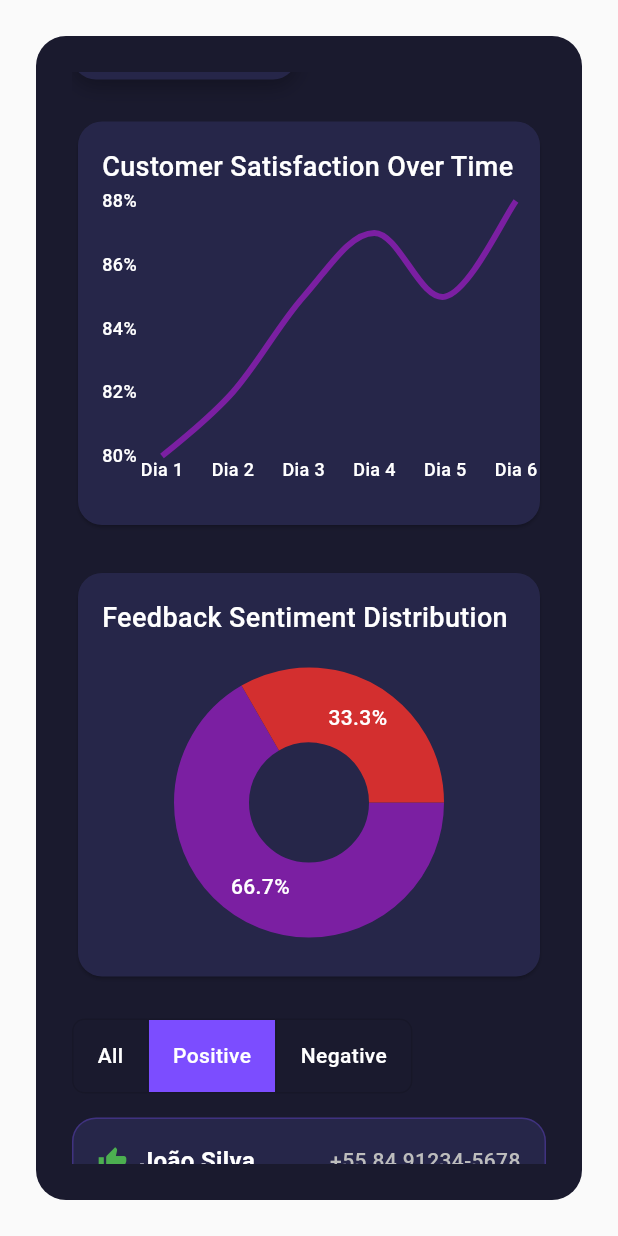
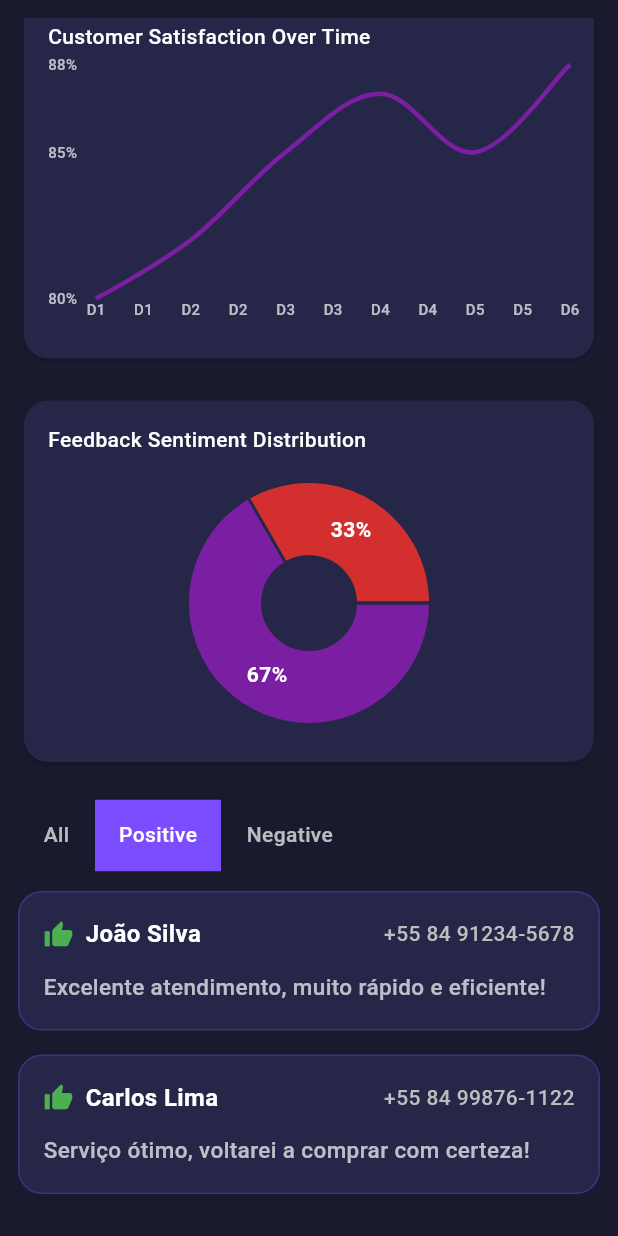
Before and after one commit to marandu-solutions/siga, a Flutter app: the FeedbacksPage screen opened directly, scrolled down 576 dp, after a tap on "Positive", on a phone screen of 412 x 824 dp. Run offline on Flutter 3.47's test engine with Material 3 defaults, Android fonts, the phone set to English and light mode, and no system bars; drawn by our look-alikes of fl_chart; our stand-ins replace flutter_screenutil, lucide_icons, responsive_framework; network calls fail.

Commit message:
Alterações nas páginas de feedback e atendimento

```diff
--- a/lib/Pages/FeedbackPage/feedback_page.dart
+++ b/lib/Pages/FeedbackPage/feedback_page.dart
@@ -6,54 +6,40 @@ class MetricCard extends StatelessWidget {
   final String number;
   final String label;
 
-  MetricCard({required this.icon, required this.number, required this.label});
+  const MetricCard({Key? key, required this.icon, required this.number, required this.label}) : super(key: key);
 
   @override
   Widget build(BuildContext context) {
-    return TweenAnimationBuilder(
-      tween: Tween<double>(begin: 0, end: 1),
-      duration: Duration(seconds: 1),
-      builder: (context, value, child) {
-        return Transform.scale(
-          scale: value,
-          child: child,
-        );
-      },
+    return TweenAnimationBuilder<double>(
+      tween: Tween(begin: 0.8, end: 1.0),
+      duration: const Duration(milliseconds: 600),
+      builder: (context, value, child) => Transform.scale(scale: value, child: child),
       child: Container(
-        width: 150,
-        height: 150,
+        width: 140,
+        // Removido height fixo para permitir expansão quando o texto for maior
         decoration: BoxDecoration(
-          color: Color(0xFF262649),
+          color: const Color(0xFF262649),
           borderRadius: BorderRadius.circular(16),
-          boxShadow: [
-            BoxShadow(
-              color: Colors.black26,
-              blurRadius: 10,
-              offset: Offset(0, 5),
+          boxShadow: const [BoxShadow(color: Colors.black26, blurRadius: 8, offset: Offset(0, 4))],
         ),
-          ],
-        ),
+        padding: const EdgeInsets.all(12),
         child: Column(
+          mainAxisSize: MainAxisSize.min,
           mainAxisAlignment: MainAxisAlignment.center,
           children: [
-            Icon(icon, size: 40, color: Colors.deepPurpleAccent),
-            SizedBox(height: 10),
+            Icon(icon, size: 36, color: Colors.deepPurpleAccent),
+            const SizedBox(height: 8),
             Text(
               number,
-              style: TextStyle(
-                fontSize: 24,
-                fontWeight: FontWeight.bold,
-                color: Colors.white,
+              style: const TextStyle(fontSize: 22, fontWeight: FontWeight.bold, color: Colors.white),
             ),
-            ),
-            SizedBox(height: 5),
+            const SizedBox(height: 4),
             Text(
               label,
-              style: TextStyle(
-                fontSize: 14,
-                color: Colors.white70,
-              ),
+              style: const TextStyle(fontSize: 12, color: Colors.white70),
               textAlign: TextAlign.center,
+              maxLines: 2,
+              overflow: TextOverflow.ellipsis,
             ),
           ],
         ),
@@ -64,14 +50,13 @@ class MetricCard extends StatelessWidget {
 
 class SatisfactionChart extends StatelessWidget {
   final List<double> data;
-
-  SatisfactionChart({required this.data});
+  const SatisfactionChart({Key? key, required this.data}) : super(key: key);
 
   @override
   Widget build(BuildContext context) {
-    final theme = Theme.of(context);
-    return Container(
-      height: 200,
+    final primary = Theme.of(context).colorScheme.primary;
+    return SizedBox(
+      height: 180,
       child: LineChart(
         LineChartData(
           gridData: FlGridData(show: false),
@@ -79,25 +64,21 @@ class SatisfactionChart extends StatelessWidget {
             bottomTitles: AxisTitles(
               sideTitles: SideTitles(
                 showTitles: true,
-                reservedSize: 30,
-                getTitlesWidget: (value, meta) {
-                  return Text(
-                    'Dia ${value.toInt() + 1}',
-                    style: TextStyle(color: Colors.white, fontSize: 12),
-                  );
-                },
+                reservedSize: 24,
+                getTitlesWidget: (v, _) => Text(
+                  'D${v.toInt() + 1}',
+                  style: const TextStyle(color: Colors.white70, fontSize: 10),
+                ),
               ),
             ),
             leftTitles: AxisTitles(
               sideTitles: SideTitles(
                 showTitles: true,
-                reservedSize: 40,
-                getTitlesWidget: (value, meta) {
-                  return Text(
-                    '${value.toInt()}%',
-                    style: TextStyle(color: Colors.white, fontSize: 12),
-                  );
-                },
+                reservedSize: 32,
+                getTitlesWidget: (v, _) => Text(
+                  '${v.toInt()}%',
+                  style: const TextStyle(color: Colors.white70, fontSize: 10),
+                ),
               ),
             ),
             topTitles: AxisTitles(sideTitles: SideTitles(showTitles: false)),
@@ -108,9 +89,9 @@ class SatisfactionChart extends StatelessWidget {
             LineChartBarData(
               spots: data.asMap().entries.map((e) => FlSpot(e.key.toDouble(), e.value)).toList(),
               isCurved: true,
-              color: theme.colorScheme.primary,
-              barWidth: 4,
+              barWidth: 3,
               dotData: FlDotData(show: false),
+              color: primary,
             ),
           ],
         ),
@@ -125,38 +106,39 @@ class SentimentPieChart extends StatelessWidget {
   final Color positiveColor;
   final Color negativeColor;
 
-  SentimentPieChart({
+  const SentimentPieChart({
+    Key? key,
     required this.positiveCount,
     required this.negativeCount,
     required this.positiveColor,
     required this.negativeColor,
-  });
+  }) : super(key: key);
 
   @override
   Widget build(BuildContext context) {
     final total = positiveCount + negativeCount;
-    return Container(
-      height: 200,
+    return SizedBox(
+      height: 180,
       child: PieChart(
         PieChartData(
+          centerSpaceRadius: 32,
+          sectionsSpace: 2,
           sections: [
             PieChartSectionData(
               value: positiveCount.toDouble(),
               color: positiveColor,
-              title: total > 0 ? '${(positiveCount / total * 100).toStringAsFixed(1)}%' : '0%',
-              radius: 50,
-              titleStyle: TextStyle(color: Colors.white, fontSize: 14),
+              radius: 48,
+              title: total > 0 ? '${(positiveCount / total * 100).toStringAsFixed(0)}%' : '0%',
+              titleStyle: const TextStyle(color: Colors.white, fontSize: 14, fontWeight: FontWeight.bold),
             ),
             PieChartSectionData(
               value: negativeCount.toDouble(),
               color: negativeColor,
-              title: total > 0 ? '${(negativeCount / total * 100).toStringAsFixed(1)}%' : '0%',
-              radius: 50,
-              titleStyle: TextStyle(color: Colors.white, fontSize: 14),
+              radius: 48,
+              title: total > 0 ? '${(negativeCount / total * 100).toStringAsFixed(0)}%' : '0%',
+              titleStyle: const TextStyle(color: Colors.white, fontSize: 14, fontWeight: FontWeight.bold),
             ),
           ],
-          sectionsSpace: 0,
-          centerSpaceRadius: 40,
         ),
       ),
     );
@@ -164,15 +146,17 @@ class SentimentPieChart extends StatelessWidget {
 }
 
 class FeedbacksPage extends StatefulWidget {
+  const FeedbacksPage({Key? key}) : super(key: key);
+
   @override
   _FeedbacksPageState createState() => _FeedbacksPageState();
 }
 
 class _FeedbacksPageState extends State<FeedbacksPage> {
-  List<bool> isSelected = [true, false, false]; // all, positive, negative
+  List<bool> isSelected = [true, false, false];
   String filter = 'all';
 
-  List<Map<String, dynamic>> metrics = [
+  final List<Map<String, dynamic>> metrics = [
     {'icon': Icons.people, 'number': '1500', 'label': 'Customers Served'},
     {'icon': Icons.shopping_cart, 'number': '2000', 'label': 'Orders Processed'},
     {'icon': Icons.sentiment_satisfied, 'number': '85%', 'label': 'Satisfaction Rate'},
@@ -180,9 +164,9 @@ class _FeedbacksPageState extends State<FeedbacksPage> {
     {'icon': Icons.attach_money, 'number': '\$5000', 'label': 'Cost Savings'},
   ];
 
-  List<double> satisfactionData = [80, 82, 85, 87, 85, 88];
+  final List<double> satisfactionData = [80, 82, 85, 87, 85, 88];
 
-  List<Map<String, String>> feedbacks = [
+  final List<Map<String, String>> feedbacks = [
     {
       'numero': '+55 84 91234-5678',
       'nome': 'João Silva',
@@ -205,95 +189,150 @@ class _FeedbacksPageState extends State<FeedbacksPage> {
 
   @override
   Widget build(BuildContext context) {
-    final theme = Theme.of(context);
+    final small = MediaQuery.of(context).size.width < 600;
+    return Scaffold(
+      backgroundColor: const Color(0xFF1A1A2E),
+      body: Padding(
+        padding: EdgeInsets.all(small ? 12 : 24),
+        child: small ? _buildMobile() : _buildDesktop(),
+      ),
+    );
+  }
 
-    List<Map<String, String>> filteredFeedbacks = feedbacks.where((f) {
+  Widget _buildMobile() {
+    final posCount = feedbacks.where((f) => f['sentiment'] == 'positive').length;
+    final negCount = feedbacks.length - posCount;
+    final filtered = feedbacks.where((f) {
       if (filter == 'all') return true;
       return f['sentiment'] == filter;
     }).toList();
 
-    int positiveCount = feedbacks.where((f) => f['sentiment'] == 'positive').length;
-    int negativeCount = feedbacks.where((f) => f['sentiment'] == 'negative').length;
+    return SingleChildScrollView(
+      child: Column(
+        crossAxisAlignment: CrossAxisAlignment.start,
+        children: [
+          const Text(
+            'Key Performance Indicators',
+            style: TextStyle(color: Colors.white, fontSize: 16, fontWeight: FontWeight.bold),
+          ),
+          const SizedBox(height: 12),
+          Wrap(
+            spacing: 12,
+            runSpacing: 12,
+            children: metrics
+                .map((m) => MetricCard(icon: m['icon'], number: m['number'], label: m['label']))
+                .toList(),
+          ),
+          const SizedBox(height: 20),
+          Card(
+            color: const Color(0xFF262649),
+            shape: RoundedRectangleBorder(borderRadius: BorderRadius.circular(16)),
+            child: Padding(
+              padding: const EdgeInsets.all(16),
+              child: Column(
+                crossAxisAlignment: CrossAxisAlignment.start,
+                children: [
+                  const Text('Customer Satisfaction Over Time', style: TextStyle(color: Colors.white, fontSize: 14)),
+                  const SizedBox(height: 8),
+                  SatisfactionChart(data: satisfactionData),
+                ],
+              ),
+            ),
+          ),
+          const SizedBox(height: 20),
+          Card(
+            color: const Color(0xFF262649),
+            shape: RoundedRectangleBorder(borderRadius: BorderRadius.circular(16)),
+            child: Padding(
+              padding: const EdgeInsets.all(16),
+              child: Column(
+                crossAxisAlignment: CrossAxisAlignment.start,
+                children: [
+                  const Text('Feedback Sentiment Distribution', style: TextStyle(color: Colors.white, fontSize: 14)),
+                  const SizedBox(height: 8),
+                  SentimentPieChart(
+                    positiveCount: posCount,
+                    negativeCount: negCount,
+                    positiveColor: Theme.of(context).colorScheme.primary,
+                    negativeColor: Theme.of(context).colorScheme.error,
+                  ),
+                ],
+              ),
+            ),
+          ),
+          const SizedBox(height: 20),
+          _buildFilterToggle(),
+          const SizedBox(height: 12),
+          ..._buildFeedbackItems(),
+        ],
+      ),
+    );
+  }
 
-    return Padding(
-      padding: const EdgeInsets.all(24),
-      child: Container(
-        decoration: BoxDecoration(
-          color: const Color(0xFF1A1A2E),
-          borderRadius: BorderRadius.circular(20),
-        ),
-        padding: const EdgeInsets.all(24),
-        child: CustomScrollView(
+  Widget _buildDesktop() {
+    final theme = Theme.of(context);
+    final posCount = feedbacks.where((f) => f['sentiment'] == 'positive').length;
+    final negCount = feedbacks.length - posCount;
+    final filtered = feedbacks.where((f) {
+      if (filter == 'all') return true;
+      return f['sentiment'] == filter;
+    }).toList();
+
+    return CustomScrollView(
       slivers: [
         SliverToBoxAdapter(
           child: Text(
-                "Feedbacks dos Clientes",
-                style: theme.textTheme.headlineSmall?.copyWith(
-                  color: Colors.white,
-                  fontWeight: FontWeight.bold,
+            'Feedbacks dos Clientes',
+            style: theme.textTheme.headlineSmall?.copyWith(color: Colors.white, fontWeight: FontWeight.bold),
           ),
         ),
+        const SliverToBoxAdapter(child: SizedBox(height: 24)),
+        SliverToBoxAdapter(
+          child: const Text('Key Performance Indicators', style: TextStyle(color: Colors.white, fontSize: 18, fontWeight: FontWeight.bold)),
         ),
-            SliverToBoxAdapter(
-              child: SizedBox(height: 24),
-            ),
-            SliverToBoxAdapter(
-              child: Text(
-                "Key Performance Indicators",
-                style: TextStyle(color: Colors.white, fontSize: 18, fontWeight: FontWeight.bold),
-              ),
-            ),
-            SliverToBoxAdapter(
-              child: SizedBox(height: 16),
-            ),
+        const SliverToBoxAdapter(child: SizedBox(height: 16)),
         SliverToBoxAdapter(
           child: Wrap(
             spacing: 16,
             runSpacing: 16,
-                children: metrics.map((metric) => MetricCard(
-                  icon: metric['icon'],
-                  number: metric['number'],
-                  label: metric['label'],
-                )).toList(),
+            children: metrics
+                .map((m) => MetricCard(icon: m['icon'], number: m['number'], label: m['label']))
+                .toList(),
           ),
         ),
-            SliverToBoxAdapter(
-              child: SizedBox(height: 24),
-            ),
+        const SliverToBoxAdapter(child: SizedBox(height: 24)),
         SliverToBoxAdapter(
           child: Card(
-                color: Color(0xFF262649),
+            color: const Color(0xFF262649),
             shape: RoundedRectangleBorder(borderRadius: BorderRadius.circular(16)),
             child: Padding(
-                  padding: EdgeInsets.all(16),
+              padding: const EdgeInsets.all(16),
               child: Column(
                 crossAxisAlignment: CrossAxisAlignment.start,
                 children: [
-                      Text("Customer Satisfaction Over Time", style: TextStyle(color: Colors.white, fontSize: 18)),
-                      SizedBox(height: 10),
+                  const Text('Customer Satisfaction Over Time', style: TextStyle(color: Colors.white, fontSize: 18)),
+                  const SizedBox(height: 10),
                   SatisfactionChart(data: satisfactionData),
                 ],
               ),
             ),
           ),
         ),
-            SliverToBoxAdapter(
-              child: SizedBox(height: 24),
-            ),
+        const SliverToBoxAdapter(child: SizedBox(height: 24)),
         SliverToBoxAdapter(
           child: Card(
-                color: Color(0xFF262649),
+            color: const Color(0xFF262649),
             shape: RoundedRectangleBorder(borderRadius: BorderRadius.circular(16)),
             child: Padding(
-                  padding: EdgeInsets.all(16),
+              padding: const EdgeInsets.all(16),
               child: Column(
                 crossAxisAlignment: CrossAxisAlignment.start,
                 children: [
-                      Text("Feedback Sentiment Distribution", style: TextStyle(color: Colors.white, fontSize: 18)),
-                      SizedBox(height: 10),
+                  const Text('Feedback Sentiment Distribution', style: TextStyle(color: Colors.white, fontSize: 18)),
+                  const SizedBox(height: 10),
                   SentimentPieChart(
-                        positiveCount: positiveCount,
-                        negativeCount: negativeCount,
+                    positiveCount: posCount,
+                    negativeCount: negCount,
                     positiveColor: theme.colorScheme.primary,
                     negativeColor: theme.colorScheme.error,
                   ),
@@ -302,51 +341,15 @@ class _FeedbacksPageState extends State<FeedbacksPage> {
             ),
           ),
         ),
-            SliverToBoxAdapter(
-              child: SizedBox(height: 24),
-            ),
-            SliverToBoxAdapter(
-              child: ToggleButtons(
-                children: [
-                  Padding(
-                    padding: EdgeInsets.symmetric(horizontal: 16),
-                    child: Text('All'),
-                  ),
-                  Padding(
-                    padding: EdgeInsets.symmetric(horizontal: 16),
-                    child: Text('Positive'),
-                  ),
-                  Padding(
-                    padding: EdgeInsets.symmetric(horizontal: 16),
-                    child: Text('Negative'),
-                  ),
-                ],
-                isSelected: isSelected,
-                onPressed: (index) {
-                  setState(() {
-                    for (int i = 0; i < isSelected.length; i++) {
-                      isSelected[i] = i == index;
-                    }
-                    if (index == 0) filter = 'all';
-                    else if (index == 1) filter = 'positive';
-                    else filter = 'negative';
-                  });
-                },
-                color: Colors.white,
-                selectedColor: Colors.white,
-                fillColor: Colors.deepPurpleAccent,
-                borderRadius: BorderRadius.circular(8),
-              ),
-            ),
-            SliverToBoxAdapter(
-              child: SizedBox(height: 16),
-            ),
+        const SliverToBoxAdapter(child: SizedBox(height: 24)),
+        SliverToBoxAdapter(child: _buildFilterToggle()),
+        const SliverToBoxAdapter(child: SizedBox(height: 16)),
         SliverList(
           delegate: SliverChildBuilderDelegate(
-                    (context, index) {
-                  final feedback = filteredFeedbacks[index];
+                (context, idx) {
+              final f = filtered[idx];
               return Container(
-                    margin: EdgeInsets.only(bottom: 16),
+                margin: const EdgeInsets.only(bottom: 16),
                 decoration: BoxDecoration(
                   color: const Color(0xFF262649),
                   borderRadius: BorderRadius.circular(16),
@@ -359,48 +362,100 @@ class _FeedbacksPageState extends State<FeedbacksPage> {
                     Row(
                       children: [
                         Icon(
-                              feedback['sentiment'] == 'positive' ? Icons.thumb_up : Icons.thumb_down,
-                              color: feedback['sentiment'] == 'positive' ? Colors.green : Colors.red,
+                          f['sentiment'] == 'positive' ? Icons.thumb_up : Icons.thumb_down,
+                          color: f['sentiment'] == 'positive' ? Colors.green : Colors.red,
                           size: 20,
                         ),
-                            SizedBox(width: 8),
+                        const SizedBox(width: 8),
                         Expanded(
                           child: Text(
-                                feedback['nome'] ?? '',
-                                style: const TextStyle(
-                                  color: Colors.white,
-                                  fontWeight: FontWeight.w600,
-                                  fontSize: 16,
-                                ),
+                            f['nome']!,
+                            style: const TextStyle(color: Colors.white, fontWeight: FontWeight.w600, fontSize: 16),
                           ),
                         ),
                         Text(
-                              feedback['numero'] ?? '',
-                              style: TextStyle(
-                                color: Colors.grey.shade400,
-                                fontSize: 14,
-                              ),
+                          f['numero']!,
+                          style: TextStyle(color: Colors.grey.shade400, fontSize: 14),
                         ),
                       ],
                     ),
                     const SizedBox(height: 12),
                     Text(
-                          feedback['mensagem'] ?? '',
-                          style: const TextStyle(
-                            color: Colors.white70,
-                            fontSize: 15,
-                          ),
+                      f['mensagem']!,
+                      style: const TextStyle(color: Colors.white70, fontSize: 15),
                     ),
                   ],
                 ),
               );
             },
-                childCount: filteredFeedbacks.length,
+            childCount: filtered.length,
           ),
         ),
       ],
+    );
+  }
+
+  Widget _buildFilterToggle() {
+    return ToggleButtons(
+      borderRadius: BorderRadius.circular(8),
+      fillColor: Colors.deepPurpleAccent,
+      selectedColor: Colors.white,
+      color: Colors.white70,
+      isSelected: isSelected,
+      onPressed: (i) => setState(() {
+        for (int j = 0; j < isSelected.length; j++) isSelected[j] = j == i;
+        filter = i == 0 ? 'all' : (i == 1 ? 'positive' : 'negative');
+      }),
+      children: const [
+        Padding(padding: EdgeInsets.symmetric(horizontal: 16), child: Text('All')),
+        Padding(padding: EdgeInsets.symmetric(horizontal: 16), child: Text('Positive')),
+        Padding(padding: EdgeInsets.symmetric(horizontal: 16), child: Text('Negative')),
+      ],
+    );
+  }
+
+  List<Widget> _buildFeedbackItems() {
+    final list = feedbacks.where((f) => filter == 'all' || f['sentiment'] == filter).toList();
+    return list.map((f) {
+      return Container(
+        margin: const EdgeInsets.only(bottom: 16),
+        decoration: BoxDecoration(
+          color: const Color(0xFF262649),
+          borderRadius: BorderRadius.circular(16),
+          border: Border.all(color: Colors.deepPurpleAccent.withOpacity(0.3)),
+        ),
+        padding: const EdgeInsets.all(16),
+        child: Column(
+          crossAxisAlignment: CrossAxisAlignment.start,
+          children: [
+            Row(
+              children: [
+                Icon(
+                  f['sentiment'] == 'positive' ? Icons.thumb_up : Icons.thumb_down,
+                  color: f['sentiment'] == 'positive' ? Colors.green : Colors.red,
+                  size: 20,
+                ),
+                const SizedBox(width: 8),
+                Expanded(
+                  child: Text(
+                    f['nome']!,
+                    style: const TextStyle(color: Colors.white, fontWeight: FontWeight.w600, fontSize: 16),
                   ),
                 ),
+                Text(
+                  f['numero']!,
+                  style: TextStyle(color: Colors.grey.shade400, fontSize: 14),
+                ),
+              ],
+            ),
+            const SizedBox(height: 12),
+            Text(
+              f['mensagem']!,
+              style: const TextStyle(color: Colors.white70, fontSize: 15),
+            ),
+          ],
+        ),
       );
+    }).toList();
   }
 }
```
Also changed, not shown: lib/Pages/AtendimentoPage/atendimento_page.dart (+116 -119 lines). Lines whose indentation alone changed are shown as unchanged.
